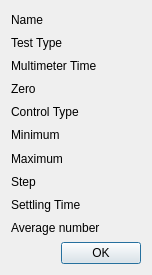
The window that measurementdetails.ui (froque/AeroIST) describes before a commit, drawn with Qt 5.
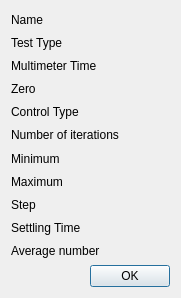
The same window after the commit.

Patch:
```diff
--- a/measurementdetails.ui
+++ b/measurementdetails.ui
@@ -6,8 +6,8 @@
    <rect>
     <x>0</x>
     <y>0</y>
-    <width>152</width>
-    <height>275</height>
+    <width>181</width>
+    <height>298</height>
    </rect>
   </property>
   <property name="windowTitle">
@@ -28,7 +28,7 @@
      </property>
     </widget>
    </item>
-   <item row="11" column="0" colspan="3">
+   <item row="12" column="0" colspan="3">
     <widget class="QDialogButtonBox" name="buttonBox">
      <property name="orientation">
       <enum>Qt::Horizontal</enum>
@@ -80,70 +80,70 @@
      </property>
     </widget>
    </item>
-   <item row="6" column="0">
+   <item row="7" column="0">
     <widget class="QLabel" name="labelViewMin">
      <property name="text">
       <string>Minimum</string>
      </property>
     </widget>
    </item>
-   <item row="7" column="0">
+   <item row="8" column="0">
     <widget class="QLabel" name="labelViewMax">
      <property name="text">
       <string>Maximum</string>
      </property>
     </widget>
    </item>
-   <item row="8" column="0">
+   <item row="9" column="0">
     <widget class="QLabel" name="labelViewStep">
      <property name="text">
       <string>Step</string>
      </property>
     </widget>
    </item>
-   <item row="6" column="1">
-    <widget class="QLabel" name="labelMin">
-     <property name="text">
-      <string/>
-     </property>
-    </widget>
-   </item>
    <item row="7" column="1">
-    <widget class="QLabel" name="labelMax">
+    <widget class="QLabel" name="labelMin">
      <property name="text">
       <string/>
      </property>
     </widget>
    </item>
    <item row="8" column="1">
+    <widget class="QLabel" name="labelMax">
+     <property name="text">
+      <string/>
+     </property>
+    </widget>
+   </item>
+   <item row="9" column="1">
     <widget class="QLabel" name="labelStep">
      <property name="text">
       <string/>
      </property>
     </widget>
    </item>
-   <item row="9" column="0">
+   <item row="10" column="0">
     <widget class="QLabel" name="labelViewSettling">
      <property name="text">
       <string>Settling Time</string>
      </property>
     </widget>
    </item>
-   <item row="10" column="0">
+   <item row="11" column="0">
     <widget class="QLabel" name="labelViewAverage">
      <property name="text">
       <string>Average number</string>
      </property>
     </widget>
    </item>
-   <item row="9" column="1">
-    <widget class="QLabel" name="labelSettling">
-     <property name="text">
-      <string/>
-     </property>
-    </widget>
-   </item>
    <item row="10" column="1">
+    <widget class="QLabel" name="labelSettling">
+     <property name="text">
+      <string/>
+     </property>
+    </widget>
+   </item>
+   <item row="11" column="1">
     <widget class="QLabel" name="labelAverage">
      <property name="text">
       <string/>
@@ -164,6 +164,20 @@
      </property>
     </widget>
    </item>
+   <item row="6" column="0">
+    <widget class="QLabel" name="labelViewN">
+     <property name="text">
+      <string>Number of iterations</string>
+     </property>
+    </widget>
+   </item>
+   <item row="6" column="1">
+    <widget class="QLabel" name="labelN">
+     <property name="text">
+      <string/>
+     </property>
+    </widget>
+   </item>
   </layout>
  </widget>
  <resources/>
```
